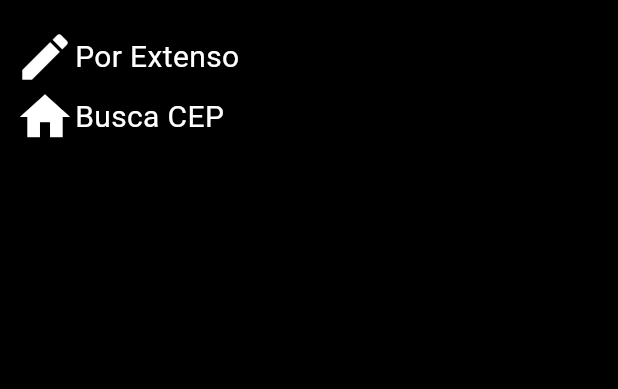
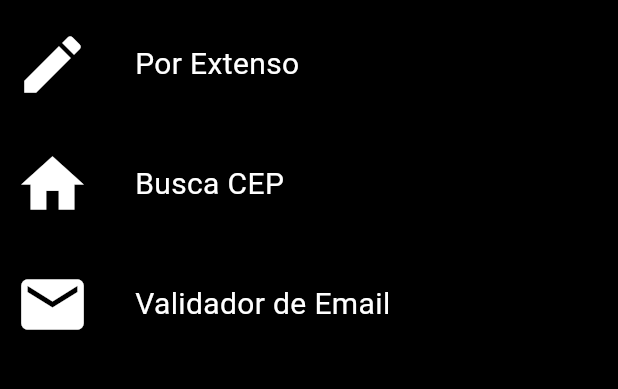
Before and after one commit to milenaabernardi/desenvolvimento-para-dispositivos-moveis, a Flutter app: the screen it shows after launch, on a phone screen of 412 x 824 dp, the part 72-461 px from its top. Run offline on Flutter 3.47's test engine with Material 3 defaults, Android fonts, the phone set to English and light mode, and no system bars.

Commit message:
lista de exercícios 4

```diff
--- a/apk_invertexto/lib/view/home_page.dart
+++ b/apk_invertexto/lib/view/home_page.dart
@@ -1,5 +1,6 @@
 import 'package:apk_invertexto/view/busca_cep_page.dart';
 import 'package:apk_invertexto/view/por_extenso_page.dart';
+import 'package:apk_invertexto/view/valida_email_page.dart';
 import 'package:flutter/material.dart';
 
 class HomePage extends StatelessWidget {
@@ -24,40 +25,62 @@ class HomePage extends StatelessWidget {
       ),
       backgroundColor: Colors.black,
       body: Padding(
-        padding: EdgeInsets.all(10.0),
+        padding: const EdgeInsets.all(10.0),
         child: Column(
           children: <Widget>[
             GestureDetector(
               child: Row(
-                children: <Widget>[
-                  Icon(Icons.edit, color: Colors.white, size: 40.0),
+                children: const <Widget>[
+                  Icon(Icons.edit, color: Colors.white, size: 50.0),
+                  SizedBox(width: 30),
                   Text(
                     "Por Extenso",
-                    style: TextStyle(color: Colors.white, fontSize: 20.0),
+                    style: TextStyle(color: Colors.white, fontSize: 20),
                   ),
                 ],
               ),
               onTap: () {
                 Navigator.push(
                   context,
-                  MaterialPageRoute(builder: (context) => PorExtensoPage()),
+                  MaterialPageRoute(builder: (context) => const PorExtensoPage()),
                 );
               },
             ),
-                        GestureDetector(
+            const SizedBox(height: 30),
+            GestureDetector(
               child: Row(
-                children: <Widget>[
-                  Icon(Icons.home, color: Colors.white, size: 40.0),
+                children: const <Widget>[
+                  Icon(Icons.home, color: Colors.white, size: 50.0),
+                  SizedBox(width: 30),
                   Text(
                     "Busca CEP",
-                    style: TextStyle(color: Colors.white, fontSize: 20.0),
+                    style: TextStyle(color: Colors.white, fontSize: 20),
                   ),
                 ],
               ),
               onTap: () {
                 Navigator.push(
                   context,
-                  MaterialPageRoute(builder: (context) => BuscaCepPage()),
+                  MaterialPageRoute(builder: (context) => const BuscaCepPage()),
+                );
+              },
+            ),
+            const SizedBox(height: 30),
+            GestureDetector(
+              child: Row(
+                children: const <Widget>[
+                  Icon(Icons.email, color: Colors.white, size: 50.0),
+                  SizedBox(width: 30),
+                  Text(
+                    "Validador de Email",
+                    style: TextStyle(color: Colors.white, fontSize: 20),
+                  ),
+                ],
+              ),
+              onTap: () {
+                Navigator.push(
+                  context,
+                  MaterialPageRoute(builder: (context) => const ValidaEmailPage()),
                 );
               },
             ),
```
Also changed, not shown: apk_invertexto/lib/service/invertexto_service.dart (+16 -0 lines), apk_invertexto/lib/view/busca_cep_page.dart (+25 -11 lines), apk_invertexto/lib/view/por_extenso_page.dart (+61 -9 lines), apk_invertexto/lib/view/valida_email_page.dart (added, +113 -0 lines).
